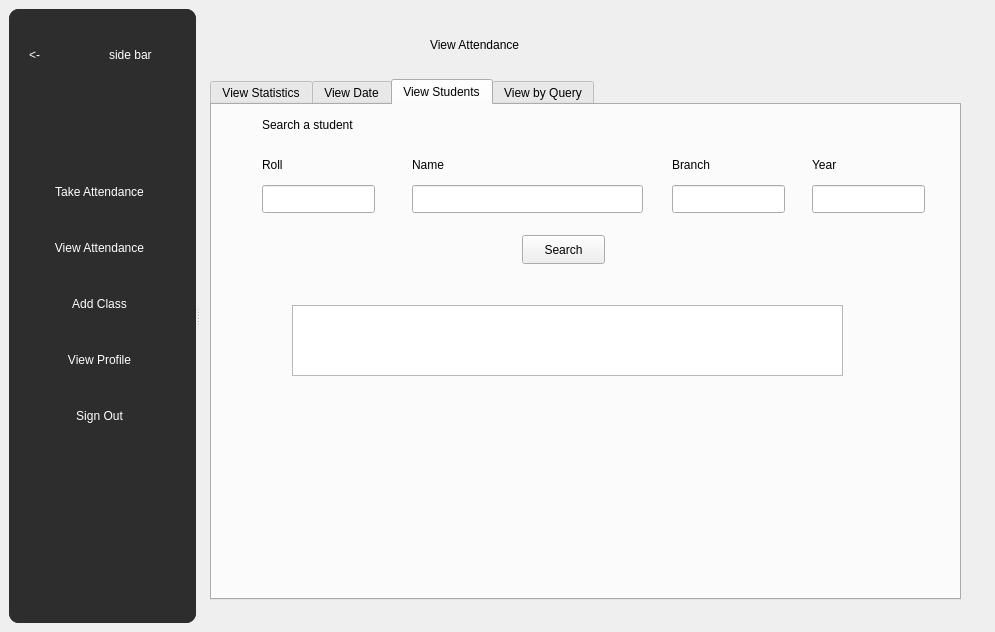
Before: the Qt Designer form mainwindow.ui in Shikhrrr/AttendanceManager, drawn with Qt 5.
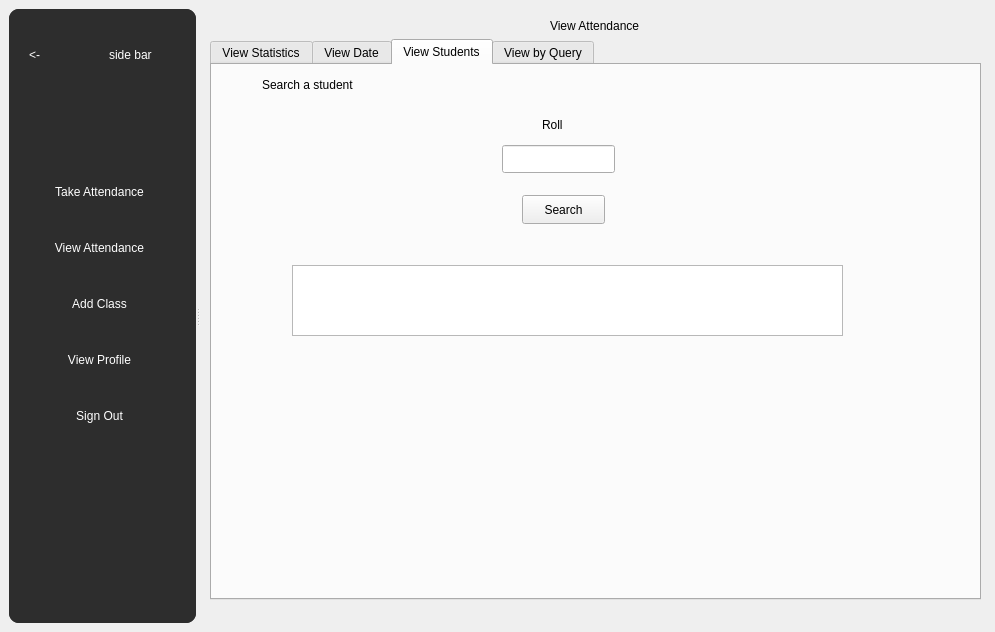
After: the same form once the commit is applied. The open tabs and pages were chosen to show the change.

Commit message: i need sleep

Diff of the .ui file:
```diff
--- a/mainwindow.ui
+++ b/mainwindow.ui
@@ -437,15 +437,18 @@
         </widget>
        </widget>
        <widget class="QWidget" name="p2">
+        <widget class="QWidget" name="layoutWidget">
+         <property name="geometry">
+          <rect>
+           <x>10</x>
+           <y>10</y>
+           <width>771</width>
+           <height>581</height>
+          </rect>
+         </property>
+         <layout class="QGridLayout" name="viewAttendanceLayout">
+          <item row="0" column="0" alignment="Qt::AlignmentFlag::AlignHCenter">
         <widget class="QLabel" name="viewHeading">
-         <property name="geometry">
-          <rect>
-           <x>230</x>
-           <y>10</y>
-           <width>301</width>
-           <height>51</height>
-          </rect>
-         </property>
          <property name="styleSheet">
           <string notr="true">font: 24pt &quot;Segoe UI&quot;;</string>
          </property>
@@ -453,15 +456,9 @@
           <string>View Attendance</string>
          </property>
         </widget>
+          </item>
+          <item row="1" column="0">
         <widget class="QTabWidget" name="viewPageTab">
-         <property name="geometry">
-          <rect>
-           <x>10</x>
-           <y>70</y>
-           <width>751</width>
-           <height>521</height>
-          </rect>
-         </property>
          <property name="currentIndex">
           <number>3</number>
          </property>
@@ -495,7 +492,7 @@
             <string>Select Year</string>
            </property>
           </widget>
-          <widget class="QComboBox" name="viewBranch2_2">
+             <widget class="QComboBox" name="viewBranch3">
            <property name="geometry">
             <rect>
              <x>290</x>
@@ -504,6 +501,21 @@
              <height>28</height>
             </rect>
            </property>
+              <item>
+               <property name="text">
+                <string>CSE</string>
+               </property>
+              </item>
+              <item>
+               <property name="text">
+                <string>IT</string>
+               </property>
+              </item>
+              <item>
+               <property name="text">
+                <string>DSA</string>
+               </property>
+              </item>
           </widget>
           <widget class="QLabel" name="label_16">
            <property name="geometry">
@@ -518,7 +530,7 @@
             <string>Select Group</string>
            </property>
           </widget>
-          <widget class="QComboBox" name="viewYear2_2">
+             <widget class="QComboBox" name="viewYear3">
            <property name="geometry">
             <rect>
              <x>100</x>
@@ -527,6 +539,26 @@
              <height>28</height>
             </rect>
            </property>
+              <item>
+               <property name="text">
+                <string>1</string>
+               </property>
+              </item>
+              <item>
+               <property name="text">
+                <string>2</string>
+               </property>
+              </item>
+              <item>
+               <property name="text">
+                <string>3</string>
+               </property>
+              </item>
+              <item>
+               <property name="text">
+                <string>4</string>
+               </property>
+              </item>
           </widget>
           <widget class="QLabel" name="label_17">
            <property name="geometry">
@@ -653,30 +685,17 @@
           <widget class="QLineEdit" name="viewRoll3">
            <property name="geometry">
             <rect>
-             <x>50</x>
+                <x>290</x>
              <y>80</y>
              <width>113</width>
              <height>28</height>
             </rect>
            </property>
           </widget>
-          <widget class="QLineEdit" name="viewName3">
-           <property name="geometry">
-            <rect>
-             <x>200</x>
-             <y>80</y>
-             <width>231</width>
-             <height>28</height>
-            </rect>
-           </property>
-           <property name="text">
-            <string/>
-           </property>
-          </widget>
           <widget class="QLabel" name="label_23">
            <property name="geometry">
             <rect>
-             <x>50</x>
+                <x>330</x>
              <y>50</y>
              <width>41</width>
              <height>20</height>
@@ -686,71 +705,6 @@
             <string>Roll</string>
            </property>
           </widget>
-          <widget class="QLabel" name="label_24">
-           <property name="geometry">
-            <rect>
-             <x>200</x>
-             <y>50</y>
-             <width>61</width>
-             <height>20</height>
-            </rect>
-           </property>
-           <property name="text">
-            <string>Name</string>
-           </property>
-          </widget>
-          <widget class="QLabel" name="label_25">
-           <property name="geometry">
-            <rect>
-             <x>460</x>
-             <y>50</y>
-             <width>61</width>
-             <height>20</height>
-            </rect>
-           </property>
-           <property name="text">
-            <string>Branch</string>
-           </property>
-          </widget>
-          <widget class="QLabel" name="label_26">
-           <property name="geometry">
-            <rect>
-             <x>600</x>
-             <y>50</y>
-             <width>51</width>
-             <height>20</height>
-            </rect>
-           </property>
-           <property name="text">
-            <string>Year</string>
-           </property>
-          </widget>
-          <widget class="QLineEdit" name="viewBranch3">
-           <property name="geometry">
-            <rect>
-             <x>460</x>
-             <y>80</y>
-             <width>113</width>
-             <height>28</height>
-            </rect>
-           </property>
-           <property name="text">
-            <string/>
-           </property>
-          </widget>
-          <widget class="QLineEdit" name="viewYear3">
-           <property name="geometry">
-            <rect>
-             <x>600</x>
-             <y>80</y>
-             <width>113</width>
-             <height>28</height>
-            </rect>
-           </property>
-           <property name="text">
-            <string/>
-           </property>
-          </widget>
           <widget class="QLabel" name="label_27">
            <property name="geometry">
             <rect>
@@ -988,6 +942,9 @@
            </property>
           </widget>
          </widget>
+           </widget>
+          </item>
+         </layout>
         </widget>
        </widget>
        <widget class="QWidget" name="page">
```
Left out of the diff: 127 changed lines with no effect on the pictures. Lines whose indentation alone changed are shown as unchanged. The commit also changes 2 other files.
